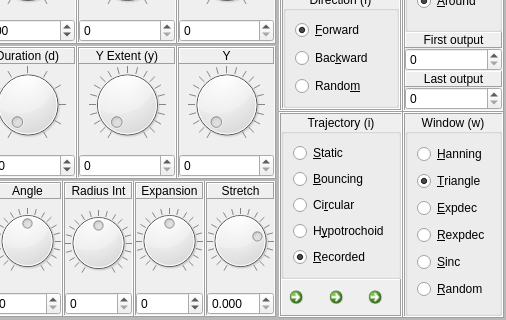
linuxmao-org/Frontieres, file sources/interface/CloudDialog.ui: the form before one commit; both pictures show x 308 to 814 and y 121 to 441 of the 814 by 441 pixel window.
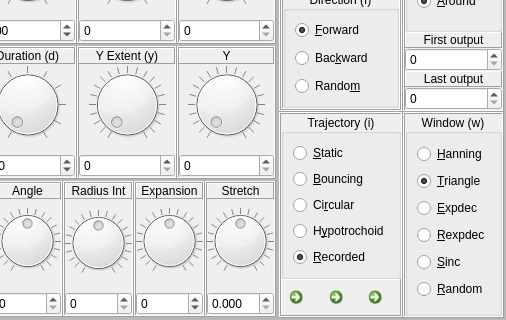
The form after the commit. Icons and pictures are not drawn.

Commit message: gestion des changements de parametres de trajectoires dans les trajectoires midi; reparation bug dans fenetre parametres cloud, saisie de stretch

What changed in the file:
```diff
--- a/sources/interface/CloudDialog.ui
+++ b/sources/interface/CloudDialog.ui
@@ -3988,7 +3988,7 @@
                      <number>10</number>
                     </property>
                     <property name="value">
-                     <number>1000</number>
+                     <number>0</number>
                     </property>
                     <property name="tracking">
                      <bool>true</bool>
```
The commit also changes 6 other files.
